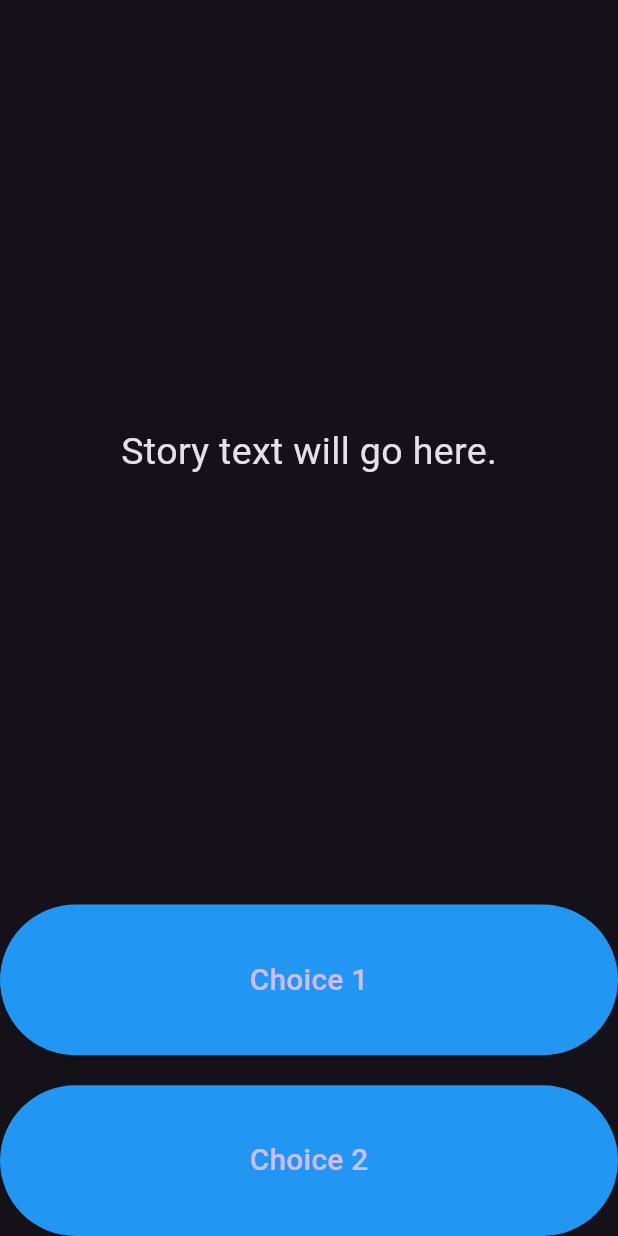
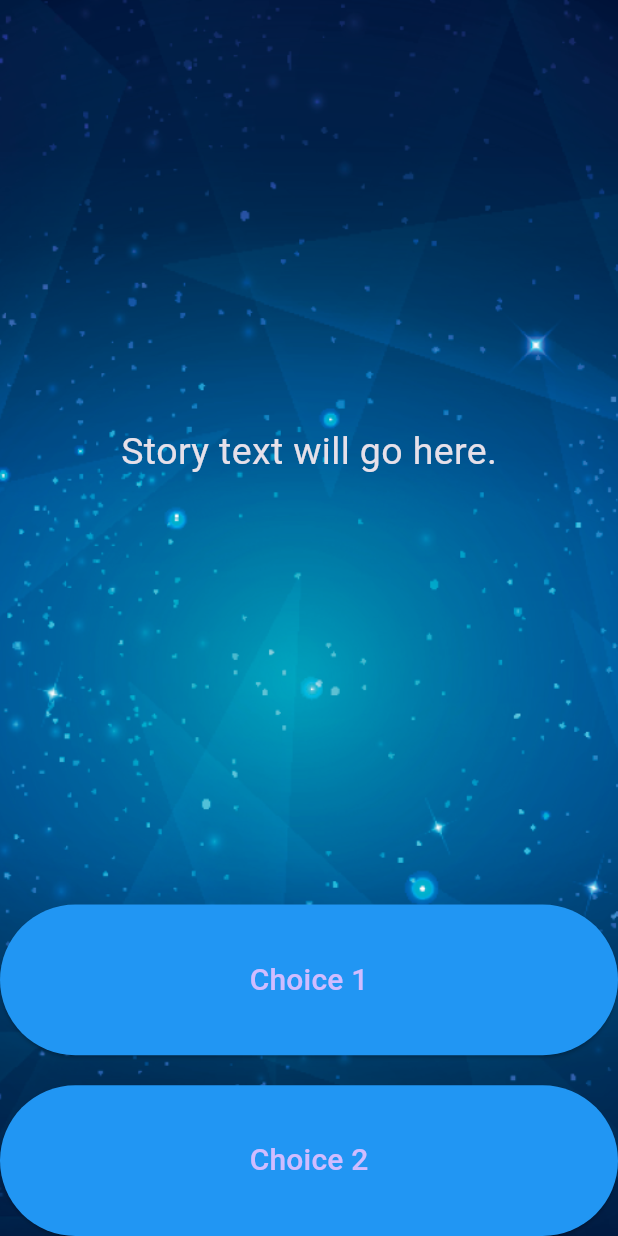
Before and after one commit to BabaykaBo/destiny_app, a Flutter app: the screen it shows after launch, on a phone screen of 412 x 824 dp. Run offline on Flutter 3.47's test engine with Material 3 defaults, Android fonts, the phone set to English and light mode, and no system bars.

```diff
--- a/lib/main.dart
+++ b/lib/main.dart
@@ -28,7 +28,14 @@ class _StoryPageState extends State<StoryPage> {
   @override
   Widget build(BuildContext context) {
     return Scaffold(
-      body: SafeArea(
+      body: Container(
+        decoration: BoxDecoration(
+          image: DecorationImage(
+            image: AssetImage('images/background.png'),
+            fit: BoxFit.cover,
+          ),
+        ),
+        child: SafeArea(
           child: Column(
             crossAxisAlignment: CrossAxisAlignment.stretch,
             children: [
@@ -82,6 +89,7 @@ class _StoryPageState extends State<StoryPage> {
             ],
           ),
         ),
+      ),
     );
   }
 }
```
Lines whose indentation alone changed are shown as unchanged.
